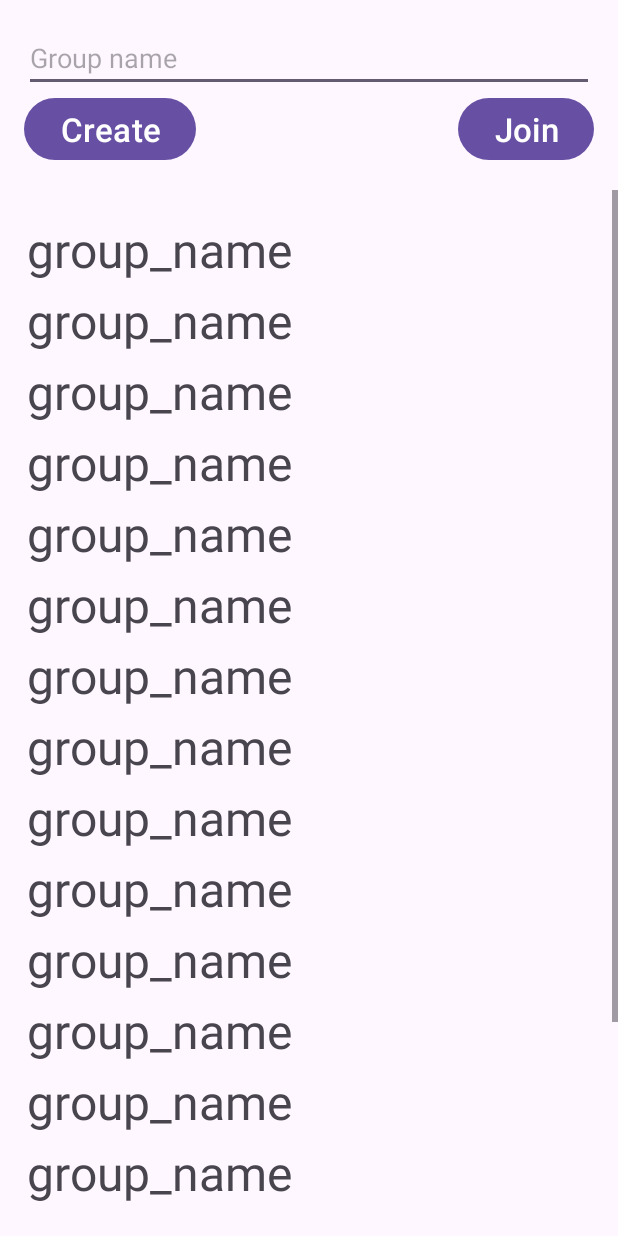
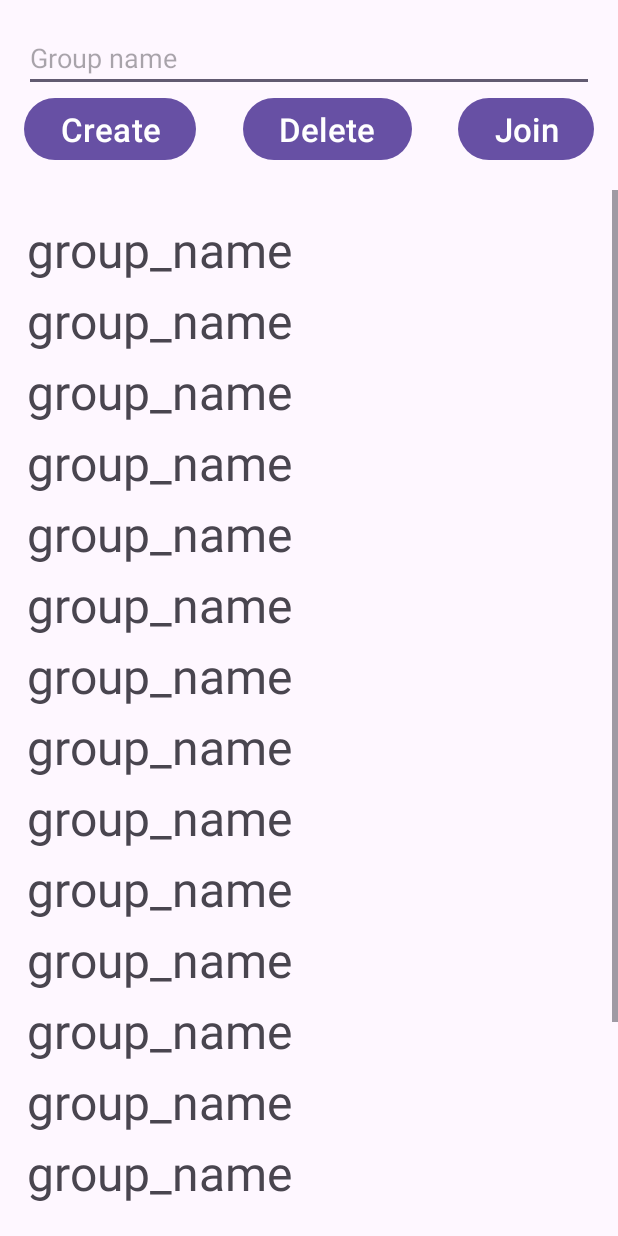
Before and after one commit to Simply56/Bwise, an Android app: the GroupsOverviewActivity screen opened directly, with no data from a screen before it, on a phone screen of 412 x 824 dp. Run offline under Robolectric (Android 15) with nearby library versions, the light colour scheme and no system bars; 2 statements that could not run were skipped.

Commit message:
add a delete group button

```diff
--- a/app/src/main/res/layout/activity_groups_overview.xml
+++ b/app/src/main/res/layout/activity_groups_overview.xml
@@ -50,6 +50,16 @@
                 app:layout_constraintBottom_toBottomOf="parent"
                 app:layout_constraintEnd_toEndOf="parent"
                 app:layout_constraintTop_toTopOf="parent" />
+
+            <Button
+                android:id="@+id/delete_group_button"
+                android:layout_width="wrap_content"
+                android:layout_height="wrap_content"
+                android:text="Delete"
+                android:textSize="22sp"
+                app:layout_constraintEnd_toStartOf="@id/join_group_button"
+                app:layout_constraintStart_toEndOf="@id/create_group_button"
+                app:layout_constraintTop_toTopOf="parent" />
         </androidx.constraintlayout.widget.ConstraintLayout>
     </LinearLayout>
 
@@ -59,8 +69,8 @@
         android:layout_width="match_parent"
         android:layout_height="0dp"
         android:layout_marginBottom="16dp"
-        app:layout_constraintTop_toBottomOf="@id/topLayout"
-        app:layout_constraintBottom_toBottomOf="parent">
+        app:layout_constraintBottom_toBottomOf="parent"
+        app:layout_constraintTop_toBottomOf="@id/topLayout">
 
         <LinearLayout
             android:id="@+id/group_linear_layout"
```
